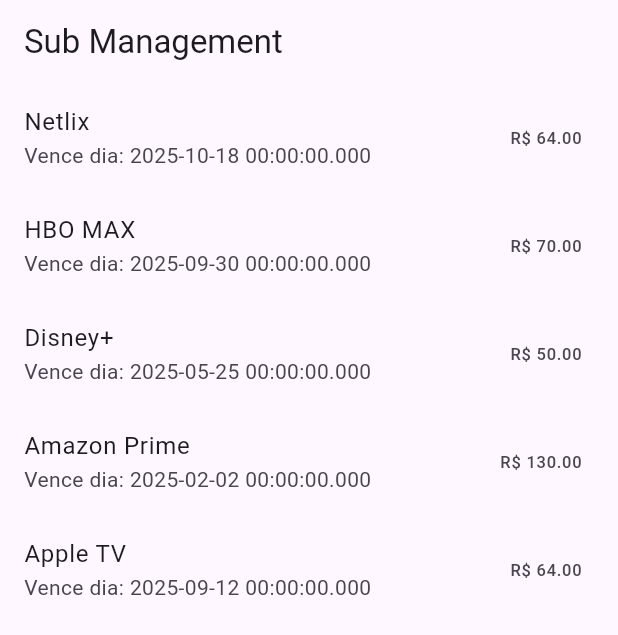
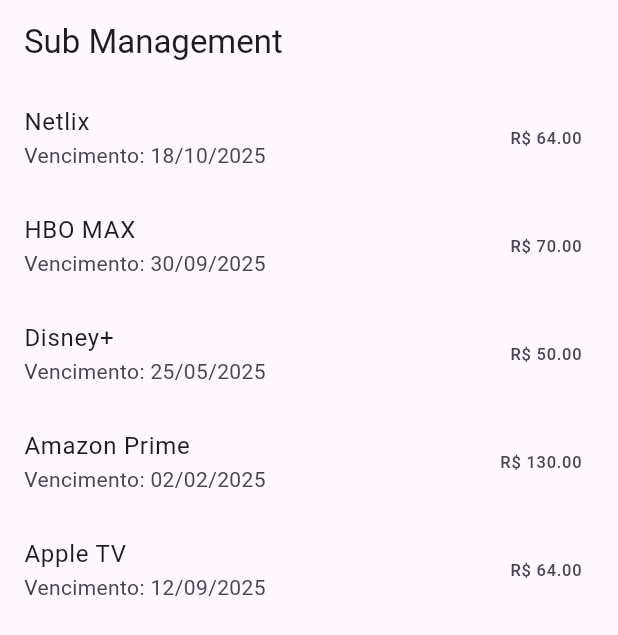
Before and after one commit to VictorMelo000/sub_control, a Flutter app: the screen it shows after launch, on a phone screen of 412 x 824 dp. Shown: the top 635 px of the screen. Run offline on Flutter 3.47's test engine with Material 3 defaults, Android fonts, the phone set to English and light mode, and no system bars.

Commit message:
Formatted date

```diff
--- a/lib/features/subscriptions/widgets/subscription_list_widget.dart
+++ b/lib/features/subscriptions/widgets/subscription_list_widget.dart
@@ -1,4 +1,5 @@
 import 'package:flutter/material.dart';
+import 'package:intl/intl.dart';
 import 'package:sub_control/features/subscriptions/domain/entities/subscription.dart';
 
 class SubscriptionListWidget extends StatelessWidget {
@@ -12,7 +13,9 @@
       itemBuilder: (context, index) {
         return ListTile(
           title: Text(subscription[index].name),
-          subtitle: Text('Vence dia: ${subscription[index].dueDate}'),
+          subtitle: Text(
+            'Vencimento: ${DateFormat('dd/MM/y').format(subscription[index].dueDate)}',
+          ),
           trailing: Text('R\$ ${subscription[index].price.toStringAsFixed(2)}'),
         );
       },
--- a/pubspec.yaml
+++ b/pubspec.yaml
@@ -30,6 +30,7 @@
 dependencies:
   flutter:
     sdk: flutter
+  intl: ^0.18.1
 
   # The following adds the Cupertino Icons font to your application.
   # Use with the CupertinoIcons class for iOS style icons.
```
Also changed, not shown: pubspec.lock.
